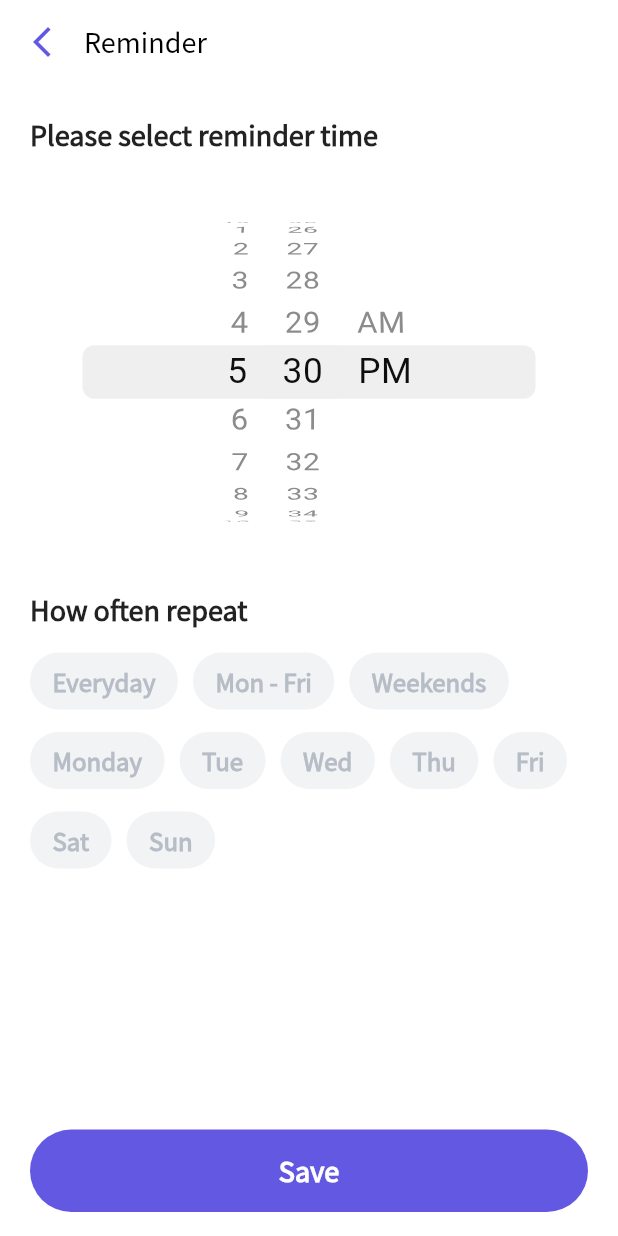
After one commit to perpetio/fitness, a Flutter app: the SettingsScreen screen opened directly, after a tap on "Reminder", on a phone screen of 412 x 824 dp. The commit adds this screen. Run offline on Flutter 3.47's test engine with Material 2 defaults, Android fonts, the phone set to English and light mode, and no system bars; our stand-ins replace bloc, dots_indicator, firebase_auth, firebase_core, firebase_storage, flutter_bloc and 6 more; accounts and stored records are empty.

Commit message:
[FT-14] Reminder screen UI added. Notification set up

```diff
--- a/lib/core/const/data_constants.dart
+++ b/lib/core/const/data_constants.dart
@@ -23,6 +23,7 @@ class DataConstants {
       imagePath: PathConstants.onboarding3,
     ),
   ];
+
   // Workouts
   static final List<WorkoutData> workouts = [
     WorkoutData(
@@ -166,4 +167,18 @@ class DataConstants {
       ],
     ),
   ];
+
+  // Reminder
+  static List<String> reminderDays = [
+    TextConstants.everyday,
+    TextConstants.monday_friday,
+    TextConstants.weekends,
+    TextConstants.monday,
+    TextConstants.tuesday,
+    TextConstants.wednesday,
+    TextConstants.thursday,
+    TextConstants.friday,
+    TextConstants.saturday,
+    TextConstants.sunday,
+  ];
 }
--- a/lib/core/const/text_constants.dart
+++ b/lib/core/const/text_constants.dart
@@ -133,4 +133,21 @@ class TextConstants {
       "Stand in Tadasana (Mountain Pose). Raise your arms parallel to the floor and reach them actively out to the sides, shoulder blades wide, palms down.";
   static const String warriorStep2 =
       "Turn your right foot slightly to the right and your left foot out to the left 90 degrees. Align the left heel with the right heel. Firm your thighs and turn your left thigh outward so that the center of the left knee cap is in line with the center of the left ankle.";
+
+  // Reminder screen
+  static const String selectTime = "Please select reminder time";
+  static const String save = "Save";
+  static const String repeating = "How often repeat";
+
+  // Reminder day of the week
+  static const String everyday = "Everyday";
+  static const String monday_friday = "Mon - Fri";
+  static const String weekends = "Weekends";
+  static const String monday = "Monday";
+  static const String tuesday = "Tue";
+  static const String wednesday = "Wed";
+  static const String thursday = "Thu";
+  static const String friday = "Fri";
+  static const String saturday = "Sat";
+  static const String sunday = "Sun";
 }
--- /dev/null
+++ b/lib/core/service/notification_service.dart
@@ -0,0 +1,16 @@
+import 'package:flutter_local_notifications/flutter_local_notifications.dart';
+
+class NotificationService {
+  static final NotificationService notificationService =
+      NotificationService._internal();
+  static final FlutterLocalNotificationsPlugin flutterLocalNotificationsPlugin =
+      FlutterLocalNotificationsPlugin();
+
+  factory NotificationService() {
+    return notificationService;
+  }
+
+  NotificationService._internal();
+
+  init() {}
+}
--- a/lib/main.dart
+++ b/lib/main.dart
@@ -1,9 +1,13 @@
 import 'package:firebase_auth/firebase_auth.dart';
 import 'package:firebase_core/firebase_core.dart';
 import 'package:fitness_flutter/core/const/color_constants.dart';
+import 'package:fitness_flutter/core/service/notification_service.dart';
 import 'package:fitness_flutter/screens/onboarding/page/onboarding_page.dart';
 import 'package:fitness_flutter/screens/tab_bar/page/tab_bar_page.dart';
 import 'package:flutter/material.dart';
+import 'package:flutter/services.dart';
+import 'package:flutter_local_notifications/flutter_local_notifications.dart';
+import 'package:timezone/data/latest.dart' as tz;
 
 void main() async {
   WidgetsFlutterBinding.ensureInitialized();
@@ -11,16 +15,42 @@ void main() async {
   runApp(MyApp());
 }
 
-class MyApp extends StatelessWidget {
+class MyApp extends StatefulWidget {
+  @override
+  _MyAppState createState() => new _MyAppState();
+}
+
+class _MyAppState extends State<MyApp> {
+  static late FlutterLocalNotificationsPlugin flutterLocalNotificationsPlugin =
+      NotificationService.flutterLocalNotificationsPlugin;
+
+  @override
+  initState() {
+    super.initState();
+    const AndroidInitializationSettings initializationSettingsAndroid =
+        AndroidInitializationSettings('app_icon');
+    final IOSInitializationSettings initializationSettingsIOS =
+        IOSInitializationSettings();
+    final InitializationSettings initializationSettings =
+        InitializationSettings(
+            android: initializationSettingsAndroid,
+            iOS: initializationSettingsIOS);
+
+    tz.initializeTimeZones();
+
+    flutterLocalNotificationsPlugin.initialize(initializationSettings,
+        onSelectNotification: selectNotification);
+  }
+
   @override
   Widget build(BuildContext context) {
     final isLoggedIn = FirebaseAuth.instance.currentUser != null;
-
     return MaterialApp(
       debugShowCheckedModeBanner: false,
       title: 'Fitness',
       theme: ThemeData(
-        textTheme: TextTheme(bodyText1: TextStyle(color: ColorConstants.textColor)),
+        textTheme:
+            TextTheme(bodyText1: TextStyle(color: ColorConstants.textColor)),
         fontFamily: 'NotoSansKR',
         scaffoldBackgroundColor: Colors.white,
         visualDensity: VisualDensity.adaptivePlatformDensity,
@@ -28,4 +58,16 @@ class MyApp extends StatelessWidget {
       home: isLoggedIn ? TabBarPage() : OnboardingPage(),
     );
   }
+
+  Future selectNotification(String? payload) async {
+    showDialog(
+      context: context,
+      builder: (_) {
+        return new AlertDialog(
+          title: Text("PayLoad"),
+          content: Text("Payload : $payload"),
+        );
+      },
+    );
+  }
 }
--- /dev/null
+++ b/lib/screens/reminder/bloc/reminder_event.dart
@@ -0,0 +1,19 @@
+part of 'reminder_bloc.dart';
+
+@immutable
+abstract class ReminderEvent {}
+
+class RepeatDaySelectedEvent extends ReminderEvent {
+  final int index;
+  final int dayTime;
+
+  RepeatDaySelectedEvent({required this.index, required this.dayTime});
+}
+
+class ReminderNotificationTimeEvent extends ReminderEvent {
+  final DateTime dateTime;
+
+  ReminderNotificationTimeEvent({required this.dateTime});
+}
+
+class OnSaveTappedEvent extends ReminderEvent {}
--- /dev/null
+++ b/lib/screens/reminder/bloc/reminder_state.dart
@@ -0,0 +1,18 @@
+part of 'reminder_bloc.dart';
+
+@immutable
+abstract class ReminderState {}
+
+class ReminderInitial extends ReminderState {}
+
+class RepeatDaySelectedState extends ReminderState {
+  final int? index;
+
+  RepeatDaySelectedState({
+    required this.index,
+  });
+}
+
+class ReminderNotificationState extends ReminderState {}
+
+class OnSaveTappedState extends ReminderState {}
--- /dev/null
+++ b/lib/screens/reminder/page/reminder_page.dart
@@ -0,0 +1,74 @@
+import 'package:fitness_flutter/core/const/color_constants.dart';
+import 'package:fitness_flutter/core/const/text_constants.dart';
+import 'package:fitness_flutter/screens/common_widgets/fitness_button.dart';
+import 'package:fitness_flutter/screens/reminder/bloc/reminder_bloc.dart';
+import 'package:fitness_flutter/screens/reminder/widget/reminder_content.dart';
+import 'package:flutter/material.dart';
+import 'package:flutter_bloc/flutter_bloc.dart';
+
+class ReminderPage extends StatelessWidget {
+  const ReminderPage({Key? key}) : super(key: key);
+
+  @override
+  Widget build(BuildContext context) {
+    return BlocProvider<ReminderBloc>(
+      create: (context) => ReminderBloc(),
+      child: BlocBuilder<ReminderBloc, ReminderState>(
+        buildWhen: (_, currState) => currState is ReminderInitial,
+        builder: (context, state) {
+          return Scaffold(
+            body: _buildContext(context),
+            appBar: AppBar(
+              centerTitle: false,
+              titleSpacing: 0,
+              title: Text(
+                TextConstants.reminder,
+                style: TextStyle(color: Colors.black, fontSize: 18),
+              ),
+              backgroundColor: Colors.transparent,
+              elevation: 0,
+              leading: IconButton(
+                icon: Icon(
+                  Icons.arrow_back_ios_new,
+                  color: ColorConstants.primaryColor,
+                ),
+                onPressed: () => Navigator.of(context).pop(),
+              ),
+            ),
+            floatingActionButtonLocation:
+                FloatingActionButtonLocation.centerFloat,
+            floatingActionButton: Padding(
+              padding: EdgeInsets.symmetric(horizontal: 20),
+              child: FitnessButton(
+                title: TextConstants.save,
+                onTap: () {
+                  final bloc = BlocProvider.of<ReminderBloc>(context);
+                  bloc.add(OnSaveTappedEvent());
+                },
+              ),
+            ),
+          );
+        },
+      ),
+    );
+  }
+
+  BlocConsumer<ReminderBloc, ReminderState> _buildContext(
+      BuildContext context) {
+    return BlocConsumer<ReminderBloc, ReminderState>(
+      buildWhen: (_, currState) => currState is ReminderInitial,
+      builder: (context, state) {
+        if (state is ReminderInitial) {
+          BlocProvider.of<ReminderBloc>(context).add(
+            ReminderNotificationTimeEvent(dateTime: DateTime.now()),
+          );
+        }
+        return ReminderContent();
+      },
+      listenWhen: (_, currState) => currState is OnSaveTappedState,
+      listener: (context, state) {
+        Navigator.of(context).pop();
+      },
+    );
+  }
+}
--- /dev/null
+++ b/lib/screens/reminder/widget/reminder_content.dart
@@ -0,0 +1,134 @@
+import 'package:fitness_flutter/core/const/color_constants.dart';
+import 'package:fitness_flutter/core/const/data_constants.dart';
+import 'package:fitness_flutter/core/const/text_constants.dart';
+import 'package:fitness_flutter/screens/reminder/bloc/reminder_bloc.dart';
+import 'package:flutter/cupertino.dart';
+import 'package:flutter/material.dart';
+import 'package:flutter_bloc/flutter_bloc.dart';
+
+class ReminderContent extends StatelessWidget {
+  const ReminderContent({Key? key}) : super(key: key);
+
+  @override
+  Widget build(BuildContext context) {
+    return Container(
+      width: double.infinity,
+      height: double.infinity,
+      color: ColorConstants.white,
+      child: _createDetailedReminder(context),
+    );
+  }
+
+  Widget _createDetailedReminder(BuildContext context) {
+    return Container(
+      padding: const EdgeInsets.symmetric(horizontal: 20, vertical: 20),
+      child: ListView(
+        children: [
+          Column(
+            crossAxisAlignment: CrossAxisAlignment.start,
+            children: [
+              _createSelectTime(),
+              const SizedBox(height: 20),
+              _createTimePicker(context),
+              const SizedBox(height: 20),
+              _createRepeating(),
+              const SizedBox(height: 15),
+              _createDayRepeating(context),
+            ],
+          ),
+        ],
+      ),
+    );
+  }
+
+  Widget _createSelectTime() {
+    return Text(
+      TextConstants.selectTime,
+      style: TextStyle(
+        fontSize: 18,
+        fontWeight: FontWeight.w600,
+      ),
+    );
+  }
+
+  Widget _createTimePicker(BuildContext context) {
+    final bloc = BlocProvider.of<ReminderBloc>(context);
+    return Container(
+      height: 250,
+      child: CupertinoDatePicker(
+        mode: CupertinoDatePickerMode.time,
+        onDateTimeChanged: (DateTime value) {
+          bloc.add(ReminderNotificationTimeEvent(dateTime: value));
+        },
+      ),
+    );
+  }
+
+  Widget _createRepeating() {
+    return Text(TextConstants.repeating,
+        style: TextStyle(fontSize: 18, fontWeight: FontWeight.w600));
+  }
+
+  Widget _createDayRepeating(BuildContext context) {
+    final bloc = BlocProvider.of<ReminderBloc>(context);
+    return BlocBuilder<ReminderBloc, ReminderState>(
+      buildWhen: (_, currState) => currState is RepeatDaySelectedState,
+      builder: (context, state) {
+        return Wrap(
+          spacing: 10,
+          runSpacing: 15,
+          children: [
+            for (int i = 0; i < DataConstants.reminderDays.length; i++) ...[
+              RepeatingDay(
+                title: DataConstants.reminderDays[i],
+                isSelected: bloc.selectedRepeatDayIndex == i,
+                onTap: () {
+                  bloc.add(RepeatDaySelectedEvent(
+                      index: i, dayTime: bloc.dayTime = i));
+                },
+              ),
+            ],
+          ],
+        );
+      },
+    );
+  }
+}
+
+class RepeatingDay extends StatelessWidget {
+  final String title;
+  final bool isSelected;
+  final VoidCallback onTap;
+
+  RepeatingDay({
+    required this.title,
+    required this.isSelected,
+    required this.onTap,
+  });
+
+  @override
+  Widget build(BuildContext context) {
+    return GestureDetector(
+      onTap: () {
+        onTap();
+      },
+      child: Container(
+        padding: const EdgeInsets.symmetric(horizontal: 15, vertical: 7),
+        decoration: BoxDecoration(
+          color: isSelected
+              ? ColorConstants.primaryColor
+              : ColorConstants.grey.withOpacity(0.18),
+          borderRadius: BorderRadius.circular(20),
+        ),
+        child: Text(
+          title,
+          style: TextStyle(
+            fontSize: 16,
+            fontWeight: FontWeight.w600,
+            color: isSelected ? ColorConstants.white : ColorConstants.grey,
+          ),
+        ),
+      ),
+    );
+  }
+}
--- a/lib/screens/settings/settings_screen.dart
+++ b/lib/screens/settings/settings_screen.dart
@@ -7,6 +7,7 @@ import 'package:fitness_flutter/core/const/text_constants.dart';
 import 'package:fitness_flutter/core/service/auth_service.dart';
 import 'package:fitness_flutter/screens/common_widgets/settings_container.dart';
 import 'package:fitness_flutter/screens/edit_account/edit_account_screen.dart';
+import 'package:fitness_flutter/screens/reminder/page/reminder_page.dart';
 import 'package:fitness_flutter/screens/settings/bloc/bloc/settings_bloc.dart';
 import 'package:fitness_flutter/screens/sign_in/page/sign_in_page.dart';
 import 'package:flutter/material.dart';
@@ -53,36 +54,64 @@ class _SettingsScreenState extends State<SettingsScreen> {
             Stack(alignment: Alignment.topRight, children: [
               Center(
                   child: photoUrl == null
-                      ? CircleAvatar(backgroundImage: AssetImage(PathConstants.profile), radius: 60)
-                      : CircleAvatar(backgroundImage: NetworkImage(photoUrl!), radius: 60)),
+                      ? CircleAvatar(
+                          backgroundImage: AssetImage(PathConstants.profile),
+                          radius: 60)
+                      : CircleAvatar(
+                          backgroundImage: NetworkImage(photoUrl!),
+                          radius: 60)),
               TextButton(
                   onPressed: () async {
-                    await Navigator.push(context, MaterialPageRoute(builder: (context) => EditAccountScreen()));
+                    await Navigator.push(
+                        context,
+                        MaterialPageRoute(
+                            builder: (context) => EditAccountScreen()));
                     setState(() {
                       photoUrl = user?.photoURL ?? null;
                     });
                   },
-                  style: TextButton.styleFrom(shape: CircleBorder(), backgroundColor: ColorConstants.primaryColor.withOpacity(0.16)),
+                  style: TextButton.styleFrom(
+                      shape: CircleBorder(),
+                      backgroundColor:
+                          ColorConstants.primaryColor.withOpacity(0.16)),
                   child: Icon(Icons.edit, color: ColorConstants.primaryColor)),
             ]),
             SizedBox(height: 15),
-            Text(displayName, style: TextStyle(fontSize: 24, fontWeight: FontWeight.bold)),
+            Text(displayName,
+                style: TextStyle(fontSize: 24, fontWeight: FontWeight.bold)),
             SizedBox(height: 15),
             SettingsContainer(
-              child: Text(TextConstants.calendar, style: TextStyle(fontSize: 17, fontWeight: FontWeight.w500)),
+              child: Text(TextConstants.calendar,
+                  style: TextStyle(fontSize: 17, fontWeight: FontWeight.w500)),
               withArrow: true,
               onTap: () {
                 // UserService.editPhoto('https://picsum.photos/200/300');
                 print('on tap');
               },
             ),
-            SettingsContainer(child: Text(TextConstants.reminder, style: TextStyle(fontSize: 17, fontWeight: FontWeight.w500)), withArrow: true),
             SettingsContainer(
-                child: Text(TextConstants.rateUsOn + '${Platform.isIOS ? 'App store' : 'Play market'}',
-                    style: TextStyle(fontSize: 17, fontWeight: FontWeight.w500))),
-            SettingsContainer(child: Text(TextConstants.terms, style: TextStyle(fontSize: 17, fontWeight: FontWeight.w500))),
+              child: Text(TextConstants.reminder,
+                  style: TextStyle(fontSize: 17, fontWeight: FontWeight.w500)),
+              withArrow: true,
+              onTap: () {
+                Navigator.push(
+                    context, MaterialPageRoute(builder: (_) => ReminderPage()));
+              },
+            ),
             SettingsContainer(
-                child: Text(TextConstants.signOut, style: TextStyle(fontSize: 17, fontWeight: FontWeight.w500)),
+                child: Text(
+                    TextConstants.rateUsOn +
+                        '${Platform.isIOS ? 'App store' : 'Play market'}',
+                    style:
+                        TextStyle(fontSize: 17, fontWeight: FontWeight.w500))),
+            SettingsContainer(
+                child: Text(TextConstants.terms,
+                    style:
+                        TextStyle(fontSize: 17, fontWeight: FontWeight.w500))),
+            SettingsContainer(
+                child: Text(TextConstants.signOut,
+                    style:
+                        TextStyle(fontSize: 17, fontWeight: FontWeight.w500)),
                 onTap: () {
                   AuthService.signOut();
                   Navigator.pushReplacement(
@@ -91,22 +120,34 @@ class _SettingsScreenState extends State<SettingsScreen> {
                   );
                 }),
             SizedBox(height: 15),
-            Text(TextConstants.joinUs, style: TextStyle(fontSize: 18, fontWeight: FontWeight.w600)),
+            Text(TextConstants.joinUs,
+                style: TextStyle(fontSize: 18, fontWeight: FontWeight.w600)),
             SizedBox(height: 15),
             Row(
               mainAxisAlignment: MainAxisAlignment.center,
               children: [
                 TextButton(
-                    onPressed: () => launch('https://www.facebook.com/perpetio/'),
-                    style: TextButton.styleFrom(shape: CircleBorder(), backgroundColor: Colors.white, elevation: 1),
+                    onPressed: () =>
+                        launch('https://www.facebook.com/perpetio/'),
+                    style: TextButton.styleFrom(
+                        shape: CircleBorder(),
+                        backgroundColor: Colors.white,
+                        elevation: 1),
                     child: Image.asset(PathConstants.facebook)),
                 TextButton(
-                    onPressed: () => launch('https://www.instagram.com/perpetio/'),
-                    style: TextButton.styleFrom(shape: CircleBorder(), backgroundColor: Colors.white, elevation: 1),
+                    onPressed: () =>
+                        launch('https://www.instagram.com/perpetio/'),
+                    style: TextButton.styleFrom(
+                        shape: CircleBorder(),
+                        backgroundColor: Colors.white,
+                        elevation: 1),
                     child: Image.asset(PathConstants.instagram)),
                 TextButton(
                     onPressed: () => launch('https://twitter.com/perpetio'),
-                    style: TextButton.styleFrom(shape: CircleBorder(), backgroundColor: Colors.white, elevation: 1),
+                    style: TextButton.styleFrom(
+                        shape: CircleBorder(),
+                        backgroundColor: Colors.white,
+                        elevation: 1),
                     child: Image.asset(PathConstants.twitter)),
               ],
             )
--- a/pubspec.yaml
+++ b/pubspec.yaml
@@ -57,6 +57,12 @@ dependencies:
   # Image library
   image_picker: ^0.8.2
 
+  # Reminder notification
+  flutter_local_notifications: ^8.0.0
+
+  # Native timezone
+  flutter_native_timezone: ^2.0.0
+
 dev_dependencies:
   flutter_test:
     sdk: flutter
```
Also changed, not shown: lib/screens/reminder/bloc/reminder_bloc.dart (added, +123 -0 lines), pubspec.lock, 6 other files.
